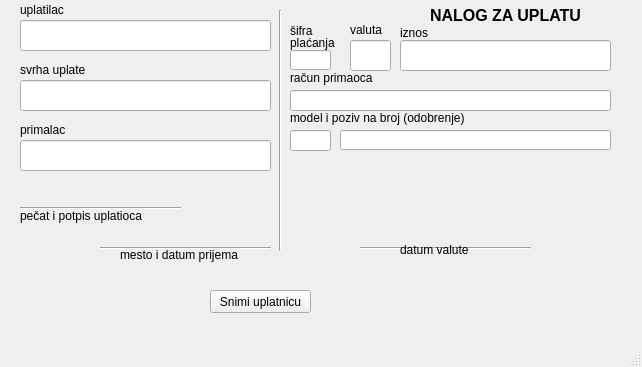
Qt form formanaloguplata.ui (s-pab/Commercium) before a commit.
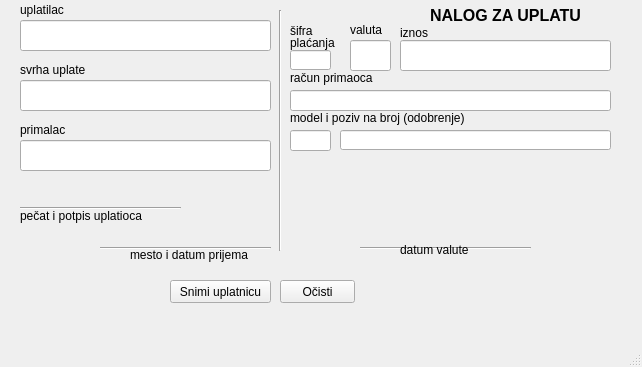
The same form after that commit.

Commit message: Nalog za uplatu, dodato dugme ocisti i menjane neke sitnice

```diff
--- a/formanaloguplata.ui
+++ b/formanaloguplata.ui
@@ -231,7 +231,7 @@
    <widget class="QLabel" name="label_6">
     <property name="geometry">
      <rect>
-      <x>120</x>
+      <x>130</x>
       <y>239</y>
       <width>121</width>
       <height>31</height>
@@ -335,8 +335,8 @@
    <widget class="QPushButton" name="pushButton">
     <property name="geometry">
      <rect>
-      <x>210</x>
-      <y>290</y>
+      <x>170</x>
+      <y>280</y>
       <width>101</width>
       <height>23</height>
      </rect>
@@ -345,6 +345,19 @@
      <string>Snimi uplatnicu</string>
     </property>
    </widget>
+   <widget class="QPushButton" name="pushButton_2">
+    <property name="geometry">
+     <rect>
+      <x>280</x>
+      <y>280</y>
+      <width>75</width>
+      <height>23</height>
+     </rect>
+    </property>
+    <property name="text">
+     <string>Očisti</string>
+    </property>
+   </widget>
   </widget>
   <widget class="QMenuBar" name="menubar">
    <property name="geometry">
```
The commit also changes 2 other files.
